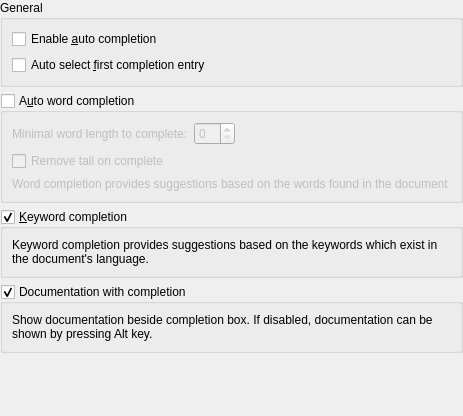
The window that src/dialogs/completionconfigtab.ui (KDE/ktexteditor) describes before a commit, drawn with Qt 5.
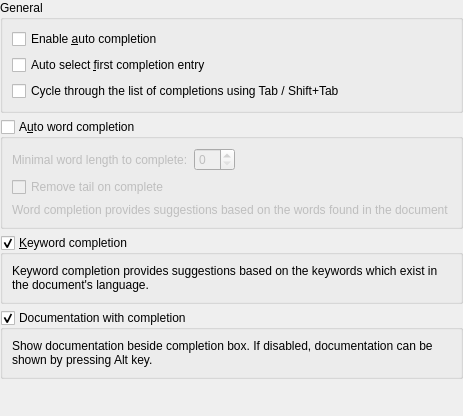
The same window after the commit.

Commit message: Make Tab/Shift+Tab completion work

Diff of the .ui file:
```diff
--- a/src/dialogs/completionconfigtab.ui
+++ b/src/dialogs/completionconfigtab.ui
@@ -43,6 +43,13 @@
         </property>
        </widget>
       </item>
+      <item>
+       <widget class="QCheckBox" name="chkTabCompletion">
+        <property name="text">
+         <string>Cycle through the list of completions using Tab / Shift+Tab</string>
+        </property>
+       </widget>
+      </item>
      </layout>
     </widget>
    </item>
```
The commit also changes 9 other files.
